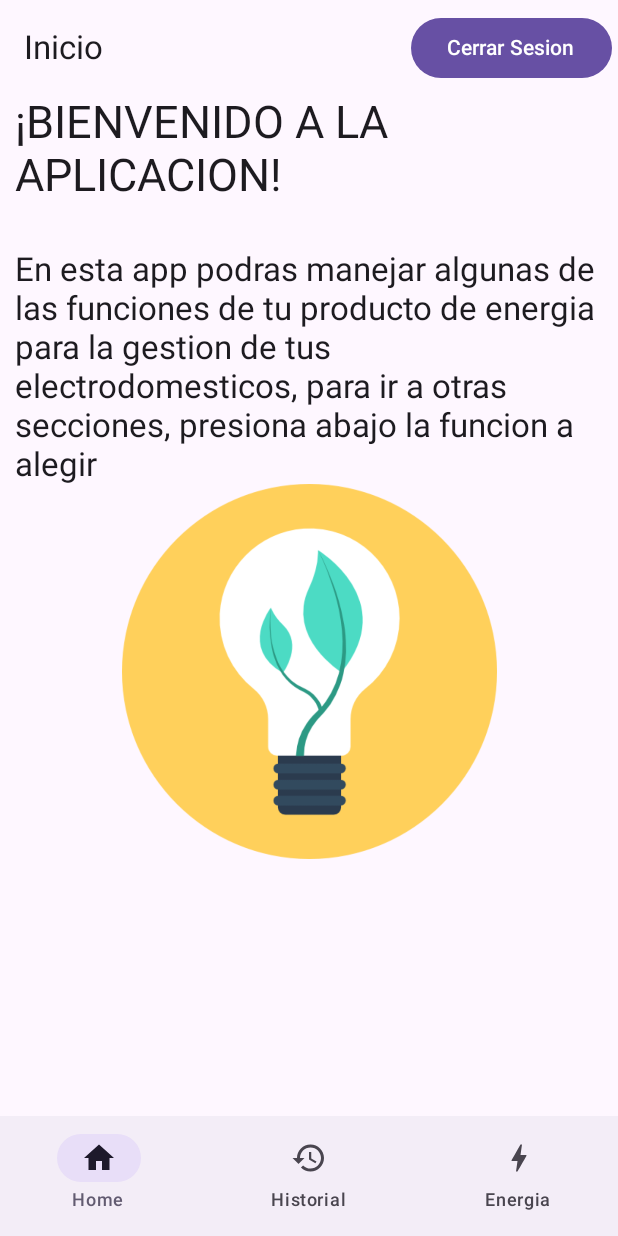
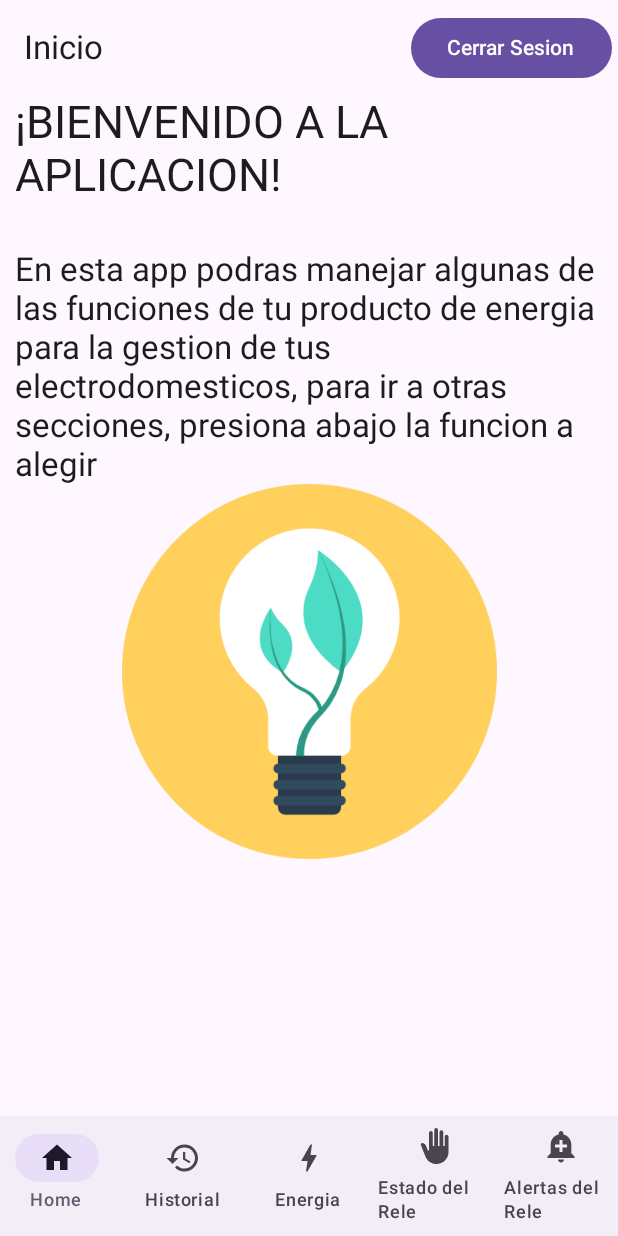
Before and after one commit to Josue-MN/LecturaDeEnergia-Parte2, an Android app built with Jetpack Compose: the NavegacionControladaDeLaAppBasica screen opened through its navigation route, on a phone screen of 412 x 824 dp. Run offline under Robolectric (Android 15) with nearby library versions, the phone set to English and light mode, and no system bars; our stand-ins replace Firebase (no records; nobody signed in at launch, a user with empty details on screens opened directly).

Commit message:
Se implento una doble barra de navegacion para admin y poder ver las 8 opciones de forma correcta, ademas de agregar las funciones faltantes al usuario de rol base

```diff
--- a/app/src/main/java/com/example/lecturadeenergia/Composables/NavigationBarItemBasico.kt
+++ b/app/src/main/java/com/example/lecturadeenergia/Composables/NavigationBarItemBasico.kt
@@ -2,6 +2,8 @@ package com.example.lecturadeenergia.Composables
 
 
 import androidx.compose.material.icons.Icons
+import androidx.compose.material.icons.filled.AddAlert
+import androidx.compose.material.icons.filled.BackHand
 import androidx.compose.material.icons.filled.Bolt
 import androidx.compose.material.icons.filled.History
 import androidx.compose.material.icons.filled.Home
@@ -71,5 +73,33 @@ fun BarraDeNavegacionDeBotonesBasico(navegacionControlada: NavController){
             //TEXTO QUE APARECERA EN LA BARRA DE ABAJO SEGUN EL BOTON
             label = { Text("Energia") }
         )
+        //LA CAJA QUE TENDRA EL CONTENIDO
+        NavigationBarItem(
+            //EL SELECT SIRVE PARA VER SI ESTA RUTA ES LA CORRECTA PARA SER FALSE O TRUE
+            //CUANDO EL OBSERVADOR CREADO (RUTAACTUAL) PARA SABER A CUAL SE LLAMA
+            selected = (rutaActual == "estadoRele"),
+            //LO QUE OCURRE CUANDO SE LLAMA AL BOTON(ONCLICK), SE LLAMA AL NAVCONTROLLER
+            //PARA NAVEGAR(NAVIAGTE) A LA RUTA(")
+            onClick = { navegacionControlada.navigate("estadoRele") },
+            //ICONO QUE APARECERA SEGUN IMPLEMENTACION(ICON) PARA TENER ICONOS PARA LA BARRA
+            //CON ICONS, LO DEMAS ES DE DONDE SE SACARA
+            icon = { Icon(Icons.Filled.BackHand, "estadoRele") },
+            //TEXTO QUE APARECERA EN LA BARRA DE ABAJO SEGUN EL BOTON
+            label = { Text("Estado del Rele") }
+        )
+        //LA CAJA QUE TENDRA EL CONTENIDO
+        NavigationBarItem(
+            //EL SELECT SIRVE PARA VER SI ESTA RUTA ES LA CORRECTA PARA SER FALSE O TRUE
+            //CUANDO EL OBSERVADOR CREADO (RUTAACTUAL) PARA SABER A CUAL SE LLAMA
+            selected = (rutaActual == "alertasRele"),
+            //LO QUE OCURRE CUANDO SE LLAMA AL BOTON(ONCLICK), SE LLAMA AL NAVCONTROLLER
+            //PARA NAVEGAR(NAVIAGTE) A LA RUTA(")
+            onClick = { navegacionControlada.navigate("alertasRele") },
+            //ICONO QUE APARECERA SEGUN IMPLEMENTACION(ICON) PARA TENER ICONOS PARA LA BARRA
+            //CON ICONS, LO DEMAS ES DE DONDE SE SACARA
+            icon = { Icon(Icons.Filled.AddAlert, "alertasRele") },
+            //TEXTO QUE APARECERA EN LA BARRA DE ABAJO SEGUN EL BOTON
+            label = { Text("Alertas del Rele") }
+        )
     }
 }
--- a/app/src/main/java/com/example/lecturadeenergia/NavegacionControladaDeLaApp/NavegacionControladaDeLaAppBasica.kt
+++ b/app/src/main/java/com/example/lecturadeenergia/NavegacionControladaDeLaApp/NavegacionControladaDeLaAppBasica.kt
@@ -12,6 +12,8 @@ import androidx.navigation.compose.currentBackStackEntryAsState
 import androidx.navigation.compose.rememberNavController
 import com.example.lecturadeenergia.Composables.BarraDeArriba
 import com.example.lecturadeenergia.Composables.BarraDeNavegacionDeBotonesBasico
+import com.example.lecturadeenergia.Screens.AlertasReleScreen
+import com.example.lecturadeenergia.Screens.CortarReleScreen
 import com.example.lecturadeenergia.Screens.CortarScreen
 import com.example.lecturadeenergia.Screens.HistorialScreen
 import com.example.lecturadeenergia.Screens.HomeScreen
@@ -43,6 +45,8 @@ fun NavegacionControladaDeLaAppBasica(){
         "home" to "Inicio",
         "historial" to "Historial de Mediciones",
         "cortar" to "Control de Energía",
+        "estadoRele" to "Estado del Rele",
+        "alertasRele" to "Alertas del Rele",
     )[rutaActual] ?: "home" //ESTABLECE LA RUTA ACTUAL Y EN CASO DE ERRORES, COMO SI LA VARIABLE SE DEFINIERA POR DEFECTO
 
 
@@ -96,6 +100,8 @@ fun NavegacionControladaDeLaAppBasica(){
             composable("home") { HomeScreen(navegacionControlada = navegacionControlada) }
             composable("historial") { HistorialScreen(navegacionControlada = navegacionControlada) }
             composable("cortar") { CortarScreen(navegacionControlada = navegacionControlada) }
+            composable("estadoRele") { CortarReleScreen(navegacionControlada = navegacionControlada) }
+            composable("alertasRele") { AlertasReleScreen(navegacionControlada = navegacionControlada) }
             }
         }
     }
```
Also changed, not shown: app/src/main/java/com/example/lecturadeenergia/Composables/NavigationBarItemAdmin.kt (+12 -1 lines), app/src/main/java/com/example/lecturadeenergia/Screens/AlertasReleScreen.kt (+0 -12 lines).
